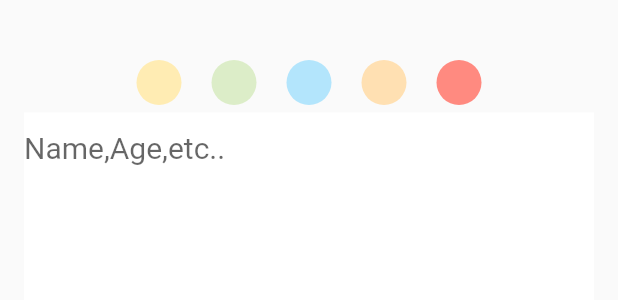
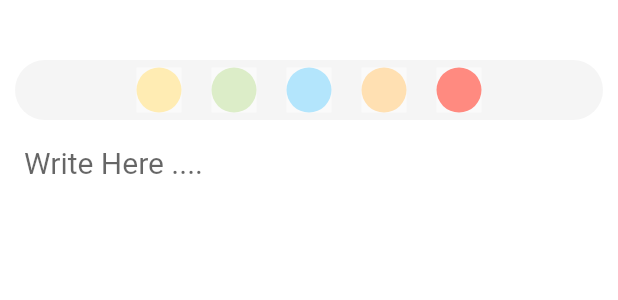
Before and after one commit to AyushKrSingh000/Notes-App, a Flutter app: the AddNote widget shown alone on an empty page, opened directly, on a phone screen of 412 x 824 dp. Shown: the top 300 px of the screen. Run offline on Flutter 3.47's test engine with Material 2 defaults, Android fonts, the phone set to English and light mode, and no system bars; our stand-ins replace shared_preferences; accounts and stored records are empty.

Commit message:
third commit

```diff
--- a/lib/pages/addPage.dart
+++ b/lib/pages/addPage.dart
@@ -148,7 +148,7 @@ class _AddNoteState extends State<AddNote> {
     } else {
       oldData3 = prefs.getStringList('time') as List<String>;
       oldData3[oldData3.length - 1] =
-          '${DateTime.now().hour % 12}:${DateTime.now().minute < 10 ? '0' : ''}${DateTime.now().minute}${DateTime.now().hour / 12 < 1 ? ' AM' : ' PM'}';
+          '${DateTime.now().hour % 13}:${DateTime.now().minute < 10 ? '0' : ''}${DateTime.now().minute}${DateTime.now().hour / 12 < 1 ? ' AM' : ' PM'}';
       prefs.setStringList('time', oldData3);
     }
     currData3 = prefs.getStringList('time') as List<String>;
@@ -179,20 +179,31 @@ class _AddNoteState extends State<AddNote> {
         return await Future.delayed(Duration.zero);
       },
       child: Material(
+        color: col,
         child: SingleChildScrollView(
           child: Column(
             children: [
               const SizedBox(
                 height: 40,
               ),
-              Row(
+              Padding(
+                padding: const EdgeInsets.fromLTRB(10, 0, 10, 0),
+                child: Container(
+                  height: 40,
+                  decoration: BoxDecoration(
+                      color: Colors.grey[100],
+                      borderRadius: BorderRadius.circular(20)),
+
+                  // width:,
+                  child: Row(
                     mainAxisAlignment: MainAxisAlignment.center,
                     children: [
                       InkWell(
                           onTap: () {
                             SetColor2('1');
                           },
-                      child: ColoredBox2(color: Colors.amber[100] as Color)),
+                          child:
+                              ColoredBox2(color: Colors.amber[100] as Color)),
                       const SizedBox(
                         width: 20,
                       ),
@@ -200,8 +211,8 @@ class _AddNoteState extends State<AddNote> {
                           onTap: () {
                             SetColor2('2');
                           },
-                      child:
-                          ColoredBox2(color: Colors.lightGreen[100] as Color)),
+                          child: ColoredBox2(
+                              color: Colors.lightGreen[100] as Color)),
                       const SizedBox(
                         width: 20,
                       ),
@@ -209,8 +220,8 @@ class _AddNoteState extends State<AddNote> {
                           onTap: () {
                             SetColor2('3');
                           },
-                      child:
-                          ColoredBox2(color: Colors.lightBlue[100] as Color)),
+                          child: ColoredBox2(
+                              color: Colors.lightBlue[100] as Color)),
                       const SizedBox(
                         width: 20,
                       ),
@@ -218,15 +229,18 @@ class _AddNoteState extends State<AddNote> {
                           onTap: () {
                             SetColor2('4');
                           },
-                      child: ColoredBox2(color: Colors.orange[100] as Color)),
+                          child:
+                              ColoredBox2(color: Colors.orange[100] as Color)),
                       const SizedBox(width: 20),
                       InkWell(
                           onTap: () {
                             SetColor2('5');
                           },
-                      child:
-                          ColoredBox2(color: Colors.redAccent[100] as Color)),
+                          child: ColoredBox2(
+                              color: Colors.redAccent[100] as Color)),
                     ],
+                  ),
+                ),
               ),
               const SizedBox(
                 height: 5,
@@ -251,7 +265,7 @@ class _AddNoteState extends State<AddNote> {
                     errorBorder: InputBorder.none,
                     disabledBorder: InputBorder.none,
                     // prefixText: ,
-                    hintText: 'Name,Age,etc..',
+                    hintText: 'Write Here ....',
                   ),
                   onChanged: (value) {
                     setState(() {
--- a/lib/pages/homepage.dart
+++ b/lib/pages/homepage.dart
@@ -43,6 +43,7 @@ class _TodoHomePageState extends State<TodoHomePage> {
       currData3 = prefs.getStringList('time') as List<String>;
       List<String> temp = prefs.getStringList('color') as List<String>;
       colorData = temp.map((i) => int.parse(i)).toList();
+      print(colorData);
       setState(() {});
     }
 
@@ -137,7 +138,7 @@ class _TodoHomePageState extends State<TodoHomePage> {
                         onTap: () {
                           Navigator.of(context).push(PageRouteBuilder(
                               transitionDuration:
-                                  const Duration(milliseconds: 300),
+                                  const Duration(milliseconds: 800),
                               pageBuilder: (_, __, ___) => EditNote(
                                   index: currData.length - index - 1)));
                         },
```
Also changed, not shown: lib/pages/editPage.dart (+30 -14 lines), lib/utils/coloor.dart (+24 -0 lines). Lines whose indentation alone changed are shown as unchanged.
